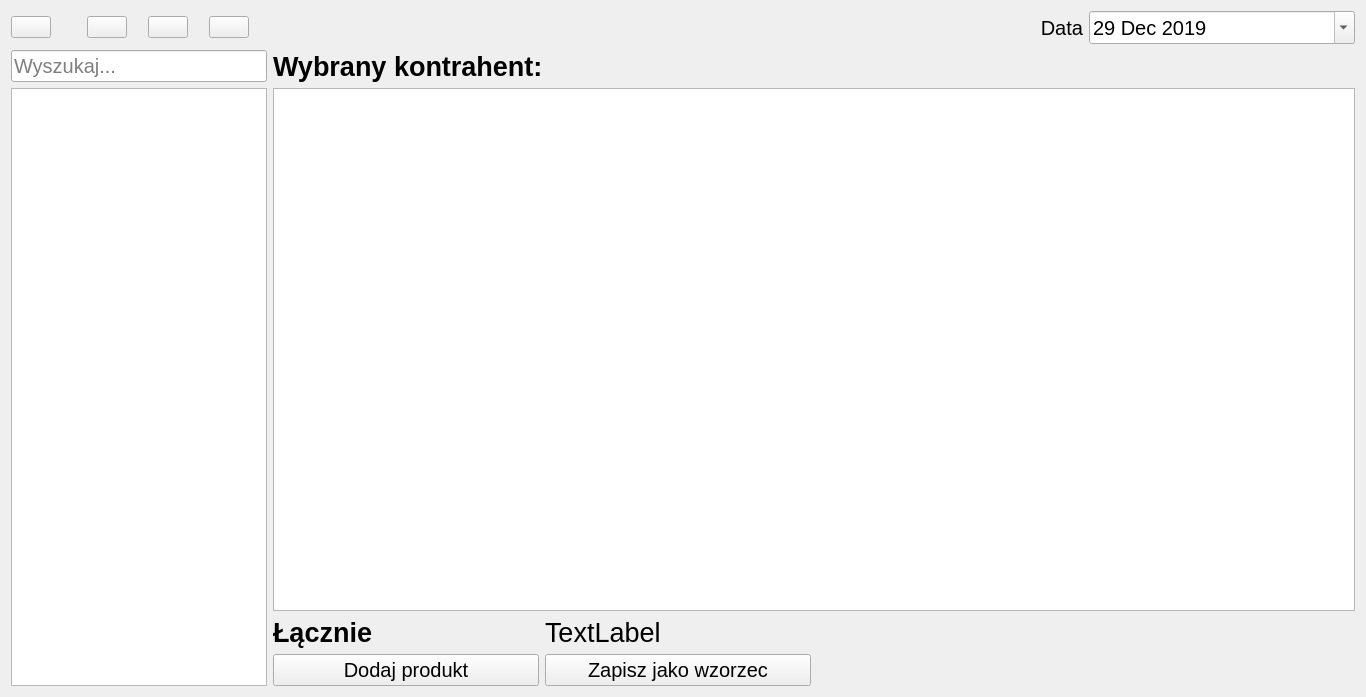
Old version of the form src/pyqt/home_window.ui in the repository MysteriousSonOfGod/python-invoices.
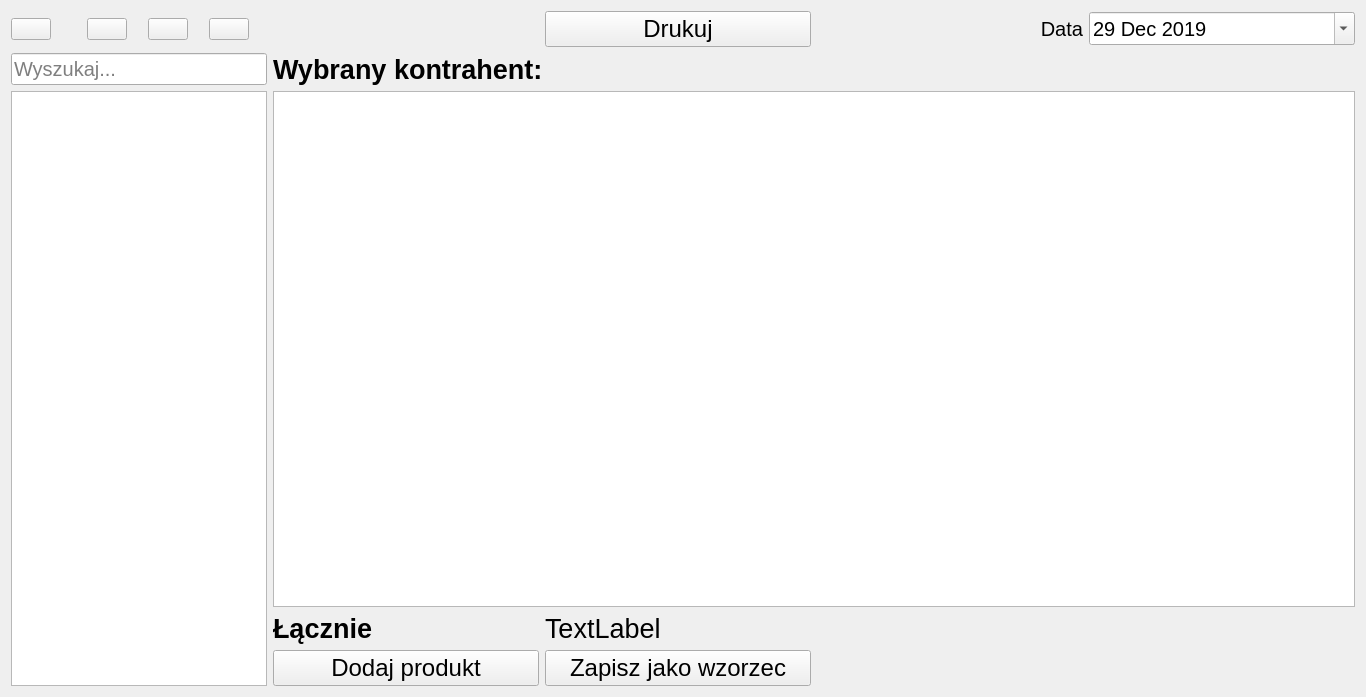
New version of the form. Icons and pictures are not drawn.

Diff of the .ui file:
```diff
--- a/src/pyqt/home_window.ui
+++ b/src/pyqt/home_window.ui
@@ -30,7 +30,9 @@
      </property>
      <property name="font">
       <font>
-       <pointsize>15</pointsize>
+       <pointsize>18</pointsize>
+       <weight>50</weight>
+       <bold>false</bold>
       </font>
      </property>
      <property name="text">
@@ -128,7 +130,7 @@
      </property>
      <property name="font">
       <font>
-       <pointsize>15</pointsize>
+       <pointsize>18</pointsize>
        <weight>50</weight>
        <bold>false</bold>
        <underline>false</underline>
@@ -347,6 +349,36 @@
      </property>
     </widget>
    </item>
+   <item row="0" column="8">
+    <widget class="QPushButton" name="print_btn">
+     <property name="sizePolicy">
+      <sizepolicy hsizetype="Minimum" vsizetype="Fixed">
+       <horstretch>0</horstretch>
+       <verstretch>0</verstretch>
+      </sizepolicy>
+     </property>
+     <property name="font">
+      <font>
+       <pointsize>18</pointsize>
+       <weight>50</weight>
+       <bold>false</bold>
+      </font>
+     </property>
+     <property name="text">
+      <string>Drukuj</string>
+     </property>
+     <property name="icon">
+      <iconset resource="../../resources/resources.qrc">
+       <normaloff>:/nowyPrzedrostek/images/icons8-drukuj-30.png</normaloff>:/nowyPrzedrostek/images/icons8-drukuj-30.png</iconset>
+     </property>
+     <property name="iconSize">
+      <size>
+       <width>30</width>
+       <height>30</height>
+      </size>
+     </property>
+    </widget>
+   </item>
   </layout>
  </widget>
  <resources>
```
Left out of the diff: 17 changed lines with no effect on the pictures.
